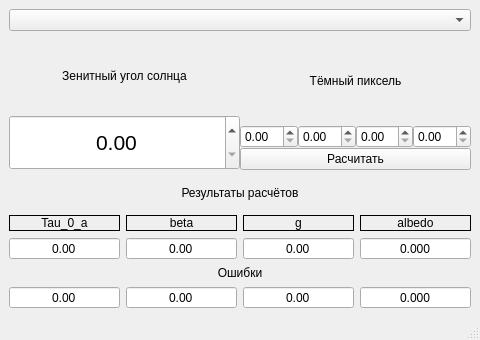
ValeryStk/satellite_comparator, file atm_correction/AtmCorrectionMainWindow.ui: the form before one commit.
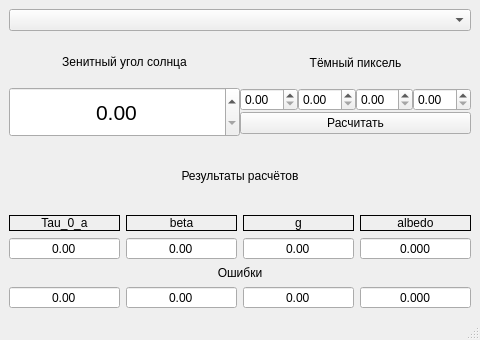
The form after the commit.

What changed in the file:
```diff
--- a/atm_correction/AtmCorrectionMainWindow.ui
+++ b/atm_correction/AtmCorrectionMainWindow.ui
@@ -52,7 +52,13 @@
               <property name="minimumSize">
                <size>
                 <width>0</width>
-                <height>13</height>
+                <height>50</height>
+               </size>
+              </property>
+              <property name="maximumSize">
+               <size>
+                <width>16777215</width>
+                <height>50</height>
                </size>
               </property>
               <property name="text">
@@ -107,7 +113,13 @@
                 <property name="minimumSize">
                  <size>
                   <width>0</width>
-                  <height>13</height>
+                  <height>50</height>
+                 </size>
+                </property>
+                <property name="maximumSize">
+                 <size>
+                  <width>16777215</width>
+                  <height>50</height>
                  </size>
                 </property>
                 <property name="text">
```
